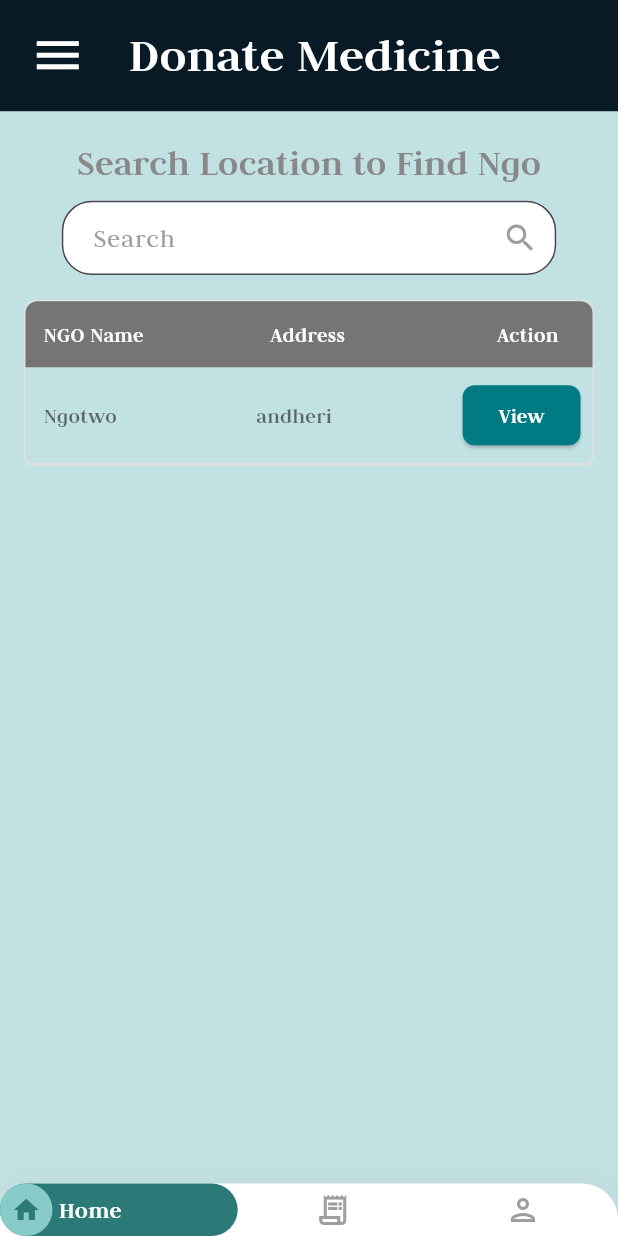
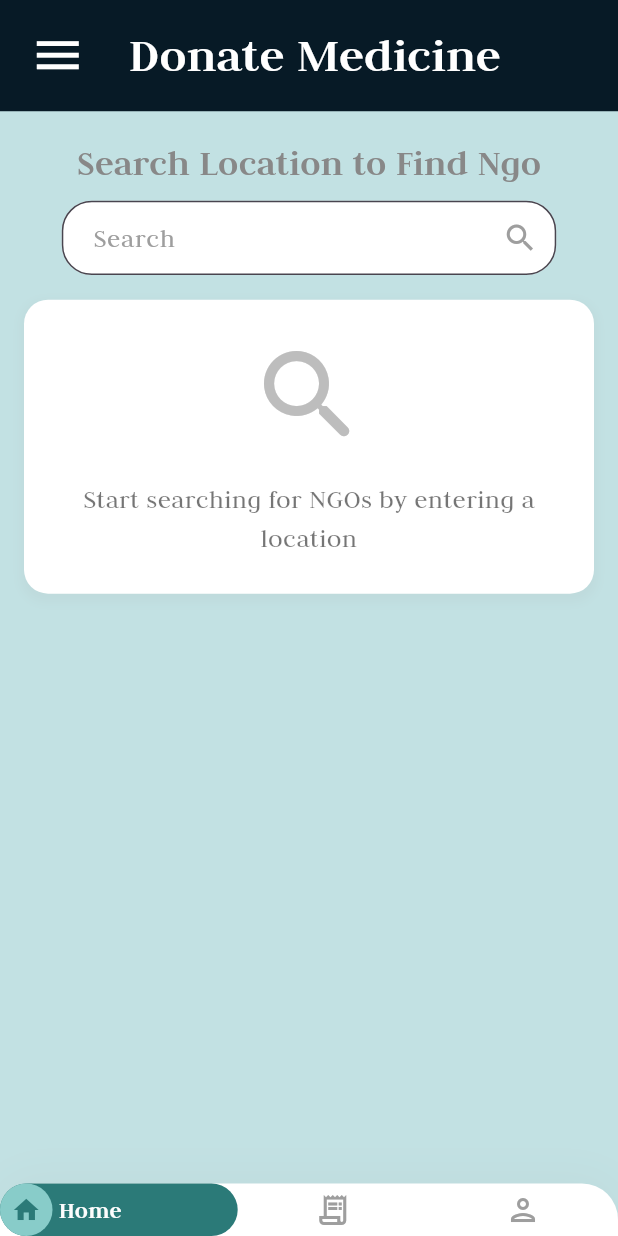
Before and after one commit to Mahmoud031/graduation_project, a Flutter app: the FindNgoView screen opened by its route, on a phone screen of 412 x 824 dp. Run offline on Flutter 3.47's test engine with Material 3 defaults, Android fonts, the light colour scheme and no system bars; our stand-ins replace bloc, cloud_firestore, dartz, dots_indicator, firebase_auth, firebase_core and 8 more; missing offline and left inert: flutter_facebook_auth; accounts and stored records are empty; statements that could not run were skipped.

Commit message:
the functionality of search done , display data of ngos

```diff
--- a/lib/core/services/database_service.dart
+++ b/lib/core/services/database_service.dart
@@ -4,5 +4,6 @@ abstract class DatabaseService {
       required Map<String, dynamic> data,
       String? documentId});
   Future<dynamic> getData(
-      {required String path,  String? documentId});
+      {required String path,
+      String? documentId}); // If documentId is null, returns all documents in the collection
 }
--- a/lib/core/services/get_it_service.dart
+++ b/lib/core/services/get_it_service.dart
@@ -8,6 +8,7 @@ import 'package:graduation_project/features/donor_features/add_medicine/domain/r
 import 'package:graduation_project/features/donor_features/add_medicine/domain/repos/medicine_repo.dart';
 import 'package:graduation_project/features/auth/data/repos/auth_repo_impl.dart';
 import 'package:graduation_project/features/auth/domain/repos/auth_repo.dart';
+import 'package:graduation_project/features/donor_features/find_ngo/presentation/cubits/search_ngo_cubit/search_ngo_cubit.dart';
 
 import 'firebase_auth_service.dart';
 import 'firestore_service.dart';
@@ -31,4 +32,7 @@ void setupGetit() {
       getIt<DatabaseService>(),
      ),
   );
+  getIt.registerFactory<SearchNgoCubit>(
+    () => SearchNgoCubit(getIt<DatabaseService>()),
+  );
 }
--- a/lib/core/widgets/custom_search_text_field.dart
+++ b/lib/core/widgets/custom_search_text_field.dart
@@ -1,7 +1,12 @@
 import 'package:flutter/material.dart';
 
 class CustomSearchTextField extends StatelessWidget {
-  const CustomSearchTextField({super.key});
+  final Function(String) onChanged;
+
+  const CustomSearchTextField({
+    super.key,
+    required this.onChanged,
+  });
 
   @override
   Widget build(BuildContext context) {
@@ -9,6 +14,7 @@ class CustomSearchTextField extends StatelessWidget {
       height: MediaQuery.of(context).size.height * 0.06,
       width: MediaQuery.of(context).size.width * 0.8,
       child: TextField(
+        onChanged: onChanged,
         keyboardType: TextInputType.text,
         decoration: InputDecoration(
           labelText: ' Search',
--- /dev/null
+++ b/lib/features/donor_features/find_ngo/presentation/cubits/search_ngo_cubit/search_ngo_cubit.dart
@@ -0,0 +1,37 @@
+import 'package:bloc/bloc.dart';
+import 'package:graduation_project/core/services/database_service.dart';
+import 'package:graduation_project/core/utils/backend_endpoint.dart';
+import 'package:graduation_project/features/auth/data/models/ngo_model.dart';
+import 'package:meta/meta.dart';
+
+part 'search_ngo_state.dart';
+
+class SearchNgoCubit extends Cubit<SearchNgoState> {
+  final DatabaseService databaseService;
+
+  SearchNgoCubit(this.databaseService) : super(SearchNgoInitial());
+
+  Future<void> searchNgos(String query) async {
+    if (query.isEmpty) {
+      emit(SearchNgoInitial());
+      return;
+    }
+
+    emit(SearchNgoLoading());
+    try {
+      final ngoData = await databaseService.getData(
+        path: BackendEndpoint.getNgoData,
+      ) as List<Map<String, dynamic>>;
+
+      final List<NgoModel> ngos = ngoData
+          .map((data) => NgoModel.fromJson(data))
+          .where(
+              (ngo) => ngo.address.toLowerCase().contains(query.toLowerCase()))
+          .toList();
+
+      emit(SearchNgoSuccess(ngos: ngos));
+    } catch (e) {
+      emit(SearchNgoFailure(message: e.toString()));
+    }
+  }
+}
--- /dev/null
+++ b/lib/features/donor_features/find_ngo/presentation/cubits/search_ngo_cubit/search_ngo_state.dart
@@ -0,0 +1,20 @@
+part of 'search_ngo_cubit.dart';
+
+@immutable
+sealed class SearchNgoState {}
+
+final class SearchNgoInitial extends SearchNgoState {}
+
+final class SearchNgoLoading extends SearchNgoState {}
+
+final class SearchNgoSuccess extends SearchNgoState {
+  final List<NgoModel> ngos;
+
+  SearchNgoSuccess({required this.ngos});
+}
+
+final class SearchNgoFailure extends SearchNgoState {
+  final String message;
+
+  SearchNgoFailure({required this.message});
+}
--- a/lib/features/donor_features/find_ngo/presentation/views/widgets/find_ngo_view_body.dart
+++ b/lib/features/donor_features/find_ngo/presentation/views/widgets/find_ngo_view_body.dart
@@ -1,10 +1,15 @@
 import 'package:flutter/material.dart';
+import 'package:flutter_bloc/flutter_bloc.dart';
+import 'package:graduation_project/core/services/get_it_service.dart';
 import 'package:graduation_project/core/utils/app_text_styles.dart';
 import 'package:graduation_project/core/widgets/custom_app_bar.dart';
 import 'package:graduation_project/core/widgets/custom_search_text_field.dart';
+import 'package:graduation_project/features/auth/data/models/ngo_model.dart';
+import 'package:graduation_project/features/donor_features/find_ngo/presentation/cubits/search_ngo_cubit/search_ngo_cubit.dart';
 
 import 'ngo_info.dart';
 import 'ngo_table.dart';
+import 'search_states.dart';
 
 class FindNgoViewBody extends StatefulWidget {
   const FindNgoViewBody({super.key});
@@ -15,15 +20,21 @@ class FindNgoViewBody extends StatefulWidget {
 
 class _FindNgoViewBodyState extends State<FindNgoViewBody> {
   bool showNgoInfo = false;
+  NgoModel? selectedNgo;
 
-  void toggleNgoInfo() {
+  void toggleNgoInfo(NgoModel ngo) {
     setState(() {
-      showNgoInfo = !showNgoInfo;
+      selectedNgo = ngo;
+      showNgoInfo = true;
     });
   }
 
   @override
   Widget build(BuildContext context) {
+    return BlocProvider(
+      create: (context) => SearchNgoCubit(getIt()),
+      child: BlocBuilder<SearchNgoCubit, SearchNgoState>(
+        builder: (context, state) {
           return SingleChildScrollView(
             child: Column(
               children: [
@@ -39,18 +50,57 @@ class _FindNgoViewBodyState extends State<FindNgoViewBody> {
                   ),
                 ),
                 SizedBox(height: MediaQuery.of(context).size.height * 0.01),
-          CustomSearchTextField(),
+                CustomSearchTextField(
+                  onChanged: (query) {
+                    context.read<SearchNgoCubit>().searchNgos(query);
+                  },
+                ),
                 SizedBox(height: MediaQuery.of(context).size.height * 0.02),
-          Padding(
+                if (state is SearchNgoInitial)
+                  SearchStates(
+                    isSearching: false,
+                    message: 'Start searching for NGOs by entering a location',
+                    icon: Icons.search_rounded,
+                    iconColor: Colors.grey.shade400,
+                  )
+                else if (state is SearchNgoLoading)
+                  SearchStates(
+                    isSearching: true,
+                    message: 'Searching for NGOs...',
+                    icon: Icons.search_rounded,
+                    iconColor: Colors.blue.shade300,
+                  )
+                else if (state is SearchNgoSuccess)
+                  state.ngos.isEmpty
+                      ? SearchStates(
+                          isSearching: false,
+                          message: 'No NGOs found in this location',
+                          icon: Icons.location_off_rounded,
+                          iconColor: Colors.orange.shade300,
+                        )
+                      : Padding(
                           padding: const EdgeInsets.symmetric(horizontal: 16.0),
-            child: NGOTable(onViewPressed: toggleNgoInfo),
+                          child: NGOTable(
+                            onViewPressed: toggleNgoInfo,
+                            ngos: state.ngos,
                           ),
-          if (showNgoInfo) ...[
+                        )
+                else if (state is SearchNgoFailure)
+                  SearchStates(
+                    isSearching: false,
+                    message: 'Error: ${state.message}',
+                    icon: Icons.error_outline_rounded,
+                    iconColor: Colors.red.shade300,
+                  ),
+                if (showNgoInfo && selectedNgo != null) ...[
                   SizedBox(height: MediaQuery.of(context).size.height * 0.05),
-            NgoInfo(),
+                  NgoInfo(ngo: selectedNgo!),
                 ],
               ],
             ),
           );
+        },
+      ),
+    );
   }
 }
--- a/lib/features/donor_features/find_ngo/presentation/views/widgets/ngo_table.dart
+++ b/lib/features/donor_features/find_ngo/presentation/views/widgets/ngo_table.dart
@@ -1,14 +1,17 @@
 import 'package:flutter/material.dart';
 import 'package:graduation_project/core/utils/app_text_styles.dart';
+import 'package:graduation_project/features/auth/data/models/ngo_model.dart';
 
 import 'custom_home_button.dart';
 
 class NGOTable extends StatelessWidget {
-  final VoidCallback onViewPressed;
+  final Function(NgoModel) onViewPressed;
+  final List<NgoModel> ngos;
 
   const NGOTable({
     super.key,
     required this.onViewPressed,
+    required this.ngos,
   });
 
   @override
@@ -72,8 +75,8 @@ class NGOTable extends StatelessWidget {
               ],
             ),
           ),
-          // Table Row
-          Container(
+          // Table Rows
+          ...ngos.map((ngo) => Container(
                 decoration: BoxDecoration(
                   border: Border(
                     bottom: BorderSide(color: Colors.grey.shade300),
@@ -85,7 +88,7 @@ class NGOTable extends StatelessWidget {
                       flex: 2,
                       child: Padding(
                         padding: const EdgeInsets.all(12.0),
-                    child: Text('Ngotwo',
+                        child: Text(ngo.name,
                             style: TextStyles.textstyle14.copyWith(
                               color: Colors.black54,
                             )),
@@ -95,7 +98,7 @@ class NGOTable extends StatelessWidget {
                       flex: 2,
                       child: Padding(
                         padding: const EdgeInsets.all(12.0),
-                    child: Text('andheri',
+                        child: Text(ngo.address,
                             style: TextStyles.textstyle14.copyWith(
                               color: Colors.black54,
                             )),
@@ -105,12 +108,12 @@ class NGOTable extends StatelessWidget {
                       padding: const EdgeInsets.all(8.0),
                       child: CustomHomeButton(
                         text: 'View',
-                    onPressed: onViewPressed,
+                        onPressed: () => onViewPressed(ngo),
                       ),
                     ),
                   ],
                 ),
-          ),
+              )),
         ],
       ),
     );
--- /dev/null
+++ b/lib/features/donor_features/find_ngo/presentation/views/widgets/search_states.dart
@@ -0,0 +1,60 @@
+import 'package:flutter/material.dart';
+import 'package:graduation_project/core/utils/app_text_styles.dart';
+
+class SearchStates extends StatelessWidget {
+  final bool isSearching;
+  final String message;
+  final IconData icon;
+  final Color iconColor;
+
+  const SearchStates({
+    super.key,
+    required this.isSearching,
+    required this.message,
+    required this.icon,
+    required this.iconColor,
+  });
+
+  @override
+  Widget build(BuildContext context) {
+    return Container(
+      margin: const EdgeInsets.symmetric(horizontal: 16.0),
+      padding: const EdgeInsets.all(24.0),
+      decoration: BoxDecoration(
+        color: Colors.white,
+        borderRadius: BorderRadius.circular(16),
+        boxShadow: [
+          BoxShadow(
+            color: Colors.grey.withOpacity(0.1),
+            spreadRadius: 2,
+            blurRadius: 5,
+            offset: const Offset(0, 3),
+          ),
+        ],
+      ),
+      child: Column(
+        mainAxisAlignment: MainAxisAlignment.center,
+        children: [
+          Icon(
+            icon,
+            size: 80,
+            color: iconColor,
+          ),
+          const SizedBox(height: 16),
+          Text(
+            message,
+            style: TextStyles.textstyle18.copyWith(
+              color: Colors.black54,
+              fontSize: 18,
+            ),
+            textAlign: TextAlign.center,
+          ),
+          if (isSearching) ...[
+            const SizedBox(height: 16),
+            const CircularProgressIndicator(),
+          ],
+        ],
+      ),
+    );
+  }
+}
```
Also changed, not shown: lib/features/donor_features/find_ngo/presentation/views/widgets/ngo_info.dart (+11 -5 lines). Lines whose indentation alone changed are shown as unchanged.
